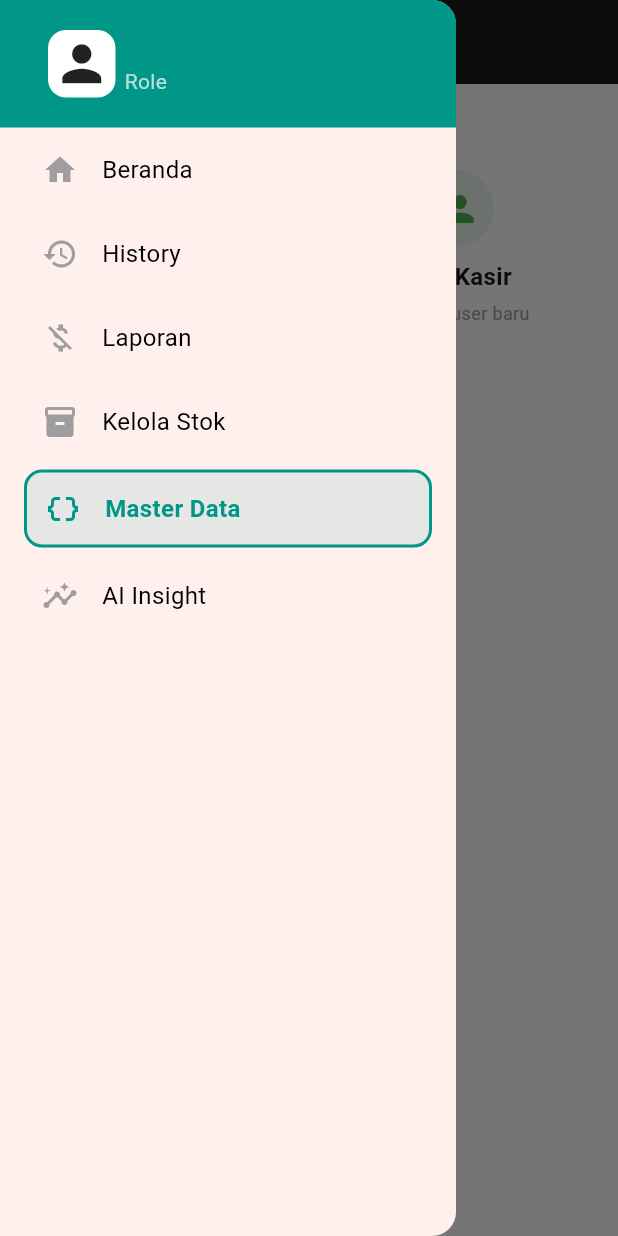
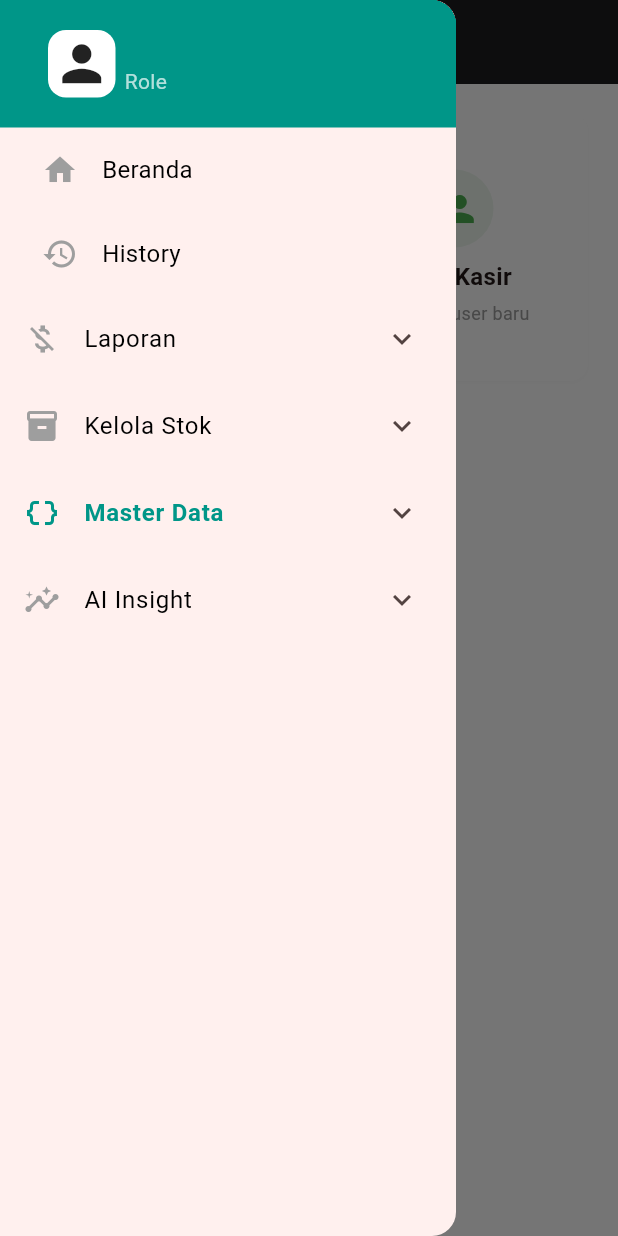
Before and after one commit to Taufiqurrohman58/Smart-Cashier-App, a Flutter app: the MasterDataScreen screen opened by its route, with the side drawer open, on a phone screen of 412 x 824 dp. Run offline on Flutter 3.47's test engine with Material 3 defaults, Android fonts, the phone set to English and light mode, and no system bars; our stand-ins replace image_picker, shared_preferences; accounts and stored records are empty; network calls fail.

Commit message:
menambahkan sub menu di drawer admin

```diff
--- a/lib/widgets/admin_drawer.dart
+++ b/lib/widgets/admin_drawer.dart
@@ -60,10 +60,127 @@ class AdminDrawer extends StatelessWidget {
 
           _drawerItem(icon: Icons.home, title: "Beranda", index: 0),
           _drawerItem(icon: Icons.history, title: "History", index: 1),
-          _drawerItem(icon: Icons.money_off, title: "Laporan", index: 2),
-          _drawerItem(icon: Icons.inventory, title: "Kelola Stok", index: 3),
-          _drawerItem(icon: Icons.data_object, title: "Master Data", index: 4),
-          _drawerItem(icon: Icons.insights, title: "AI Insight", index: 6),
+          ExpansionTile(
+            leading: Icon(
+              Icons.money_off,
+              color: selectedIndex == 2 ? Colors.teal : Colors.grey,
+            ),
+            title: Text(
+              "Laporan",
+              style: TextStyle(
+                color: selectedIndex == 2 ? Colors.teal : Colors.black,
+                fontWeight: selectedIndex == 2
+                    ? FontWeight.bold
+                    : FontWeight.normal,
+                fontSize: 16,
+              ),
+            ),
+            children: [
+              _drawerItem(
+                icon: Icons.calendar_today,
+                title: "Laporan Harian",
+                index: 7,
+              ),
+              _drawerItem(
+                icon: Icons.calendar_view_month,
+                title: "Laporan Bulanan",
+                index: 8,
+              ),
+              _drawerItem(
+                icon: Icons.calendar_today,
+                title: "Laporan Tahunan",
+                index: 9,
+              ),
+              _drawerItem(
+                icon: Icons.money_off,
+                title: "Laporan Pengeluaran",
+                index: 10,
+              ),
+              _drawerItem(
+                icon: Icons.file_download,
+                title: "Export Laporan (Excel & PDF)",
+                index: 11,
+              ),
+            ],
+          ),
+          ExpansionTile(
+            leading: Icon(
+              Icons.inventory,
+              color: selectedIndex == 3 ? Colors.teal : Colors.grey,
+            ),
+            title: Text(
+              "Kelola Stok",
+              style: TextStyle(
+                color: selectedIndex == 3 ? Colors.teal : Colors.black,
+                fontWeight: selectedIndex == 3
+                    ? FontWeight.bold
+                    : FontWeight.normal,
+                fontSize: 16,
+              ),
+            ),
+            children: [
+              _drawerItem(
+                icon: Icons.swap_horiz,
+                title: "Transfer Stok",
+                index: 15,
+              ),
+              _drawerItem(icon: Icons.add, title: "Tambah Stok", index: 16),
+            ],
+          ),
+          ExpansionTile(
+            leading: Icon(
+              Icons.data_object,
+              color: selectedIndex == 4 ? Colors.teal : Colors.grey,
+            ),
+            title: Text(
+              "Master Data",
+              style: TextStyle(
+                color: selectedIndex == 4 ? Colors.teal : Colors.black,
+                fontWeight: selectedIndex == 4
+                    ? FontWeight.bold
+                    : FontWeight.normal,
+                fontSize: 16,
+              ),
+            ),
+            children: [
+              _drawerItem(icon: Icons.inventory, title: "Produk", index: 12),
+              _drawerItem(icon: Icons.straighten, title: "Satuan", index: 13),
+              _drawerItem(icon: Icons.person, title: "User", index: 14),
+            ],
+          ),
+          ExpansionTile(
+            leading: Icon(
+              Icons.insights,
+              color: selectedIndex == 6 ? Colors.teal : Colors.grey,
+            ),
+            title: Text(
+              "AI Insight",
+              style: TextStyle(
+                color: selectedIndex == 6 ? Colors.teal : Colors.black,
+                fontWeight: selectedIndex == 6
+                    ? FontWeight.bold
+                    : FontWeight.normal,
+                fontSize: 16,
+              ),
+            ),
+            children: [
+              _drawerItem(
+                icon: Icons.trending_up,
+                title: "Penjualan Terlaris",
+                index: 17,
+              ),
+              _drawerItem(
+                icon: Icons.lightbulb,
+                title: "Rekomendasi Stok",
+                index: 18,
+              ),
+              _drawerItem(
+                icon: Icons.warning,
+                title: "Prediksi Habis",
+                index: 19,
+              ),
+            ],
+          ),
         ],
       ),
     );
```
